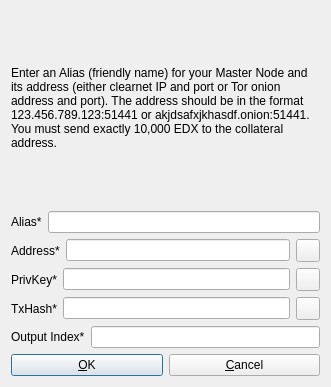
This is src/qt/forms/addeditadrenalinenode.ui in SaltineChips/Aequitas_Network as Qt 5 draws it before an edit. The edited form follows.
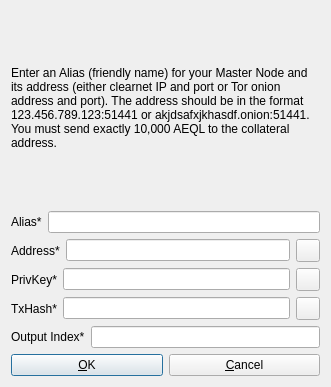
This is the edited form. Icons and pictures are not drawn.

What changed in the file:
```diff
--- a/src/qt/forms/addeditadrenalinenode.ui
+++ b/src/qt/forms/addeditadrenalinenode.ui
@@ -29,7 +29,7 @@
       </sizepolicy>
      </property>
      <property name="text">
-      <string>&lt;html&gt;&lt;head/&gt;&lt;body&gt;&lt;p&gt;Enter an Alias (friendly name) for your Master Node and its address (either clearnet IP and port or Tor onion address and port). The address should be in the format 123.456.789.123:51441 or akjdsafxjkhasdf.onion:51441. You must send exactly 10,000 EDX to the collateral address.&lt;/p&gt;&lt;/body&gt;&lt;/html&gt;</string>
+      <string>&lt;html&gt;&lt;head/&gt;&lt;body&gt;&lt;p&gt;Enter an Alias (friendly name) for your Master Node and its address (either clearnet IP and port or Tor onion address and port). The address should be in the format 123.456.789.123:51441 or akjdsafxjkhasdf.onion:51441. You must send exactly 10,000 AEQL to the collateral address.&lt;/p&gt;&lt;/body&gt;&lt;/html&gt;</string>
      </property>
      <property name="wordWrap">
       <bool>true</bool>
```
Left out of the diff: 2 changed lines with no effect on the pictures.
